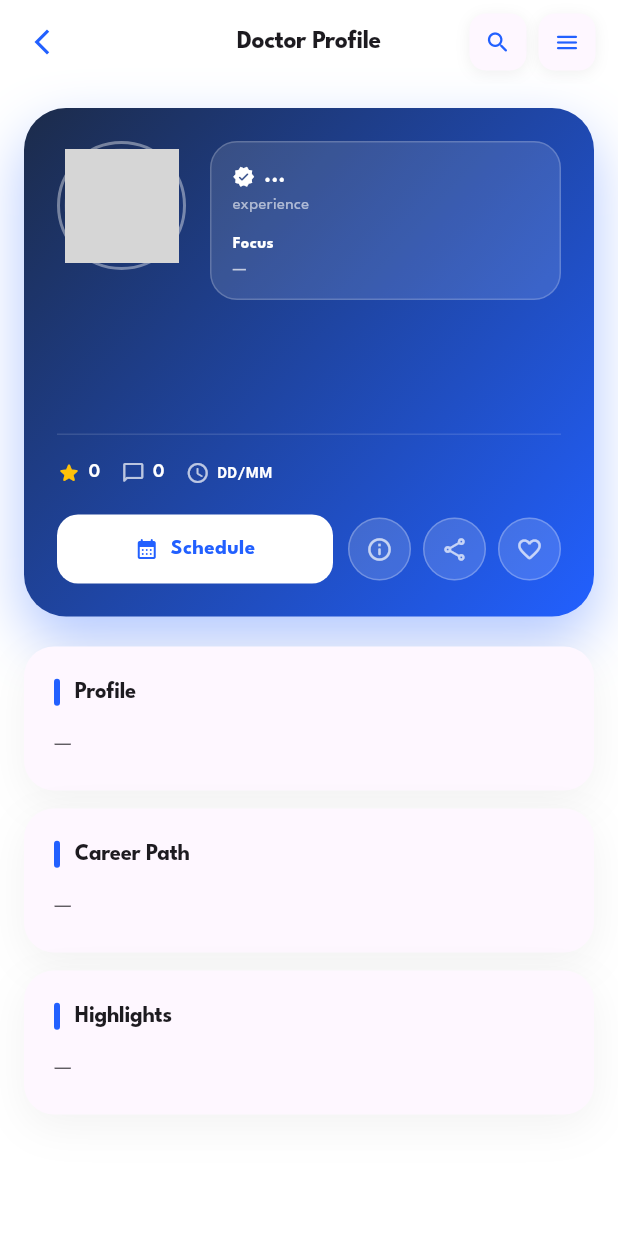
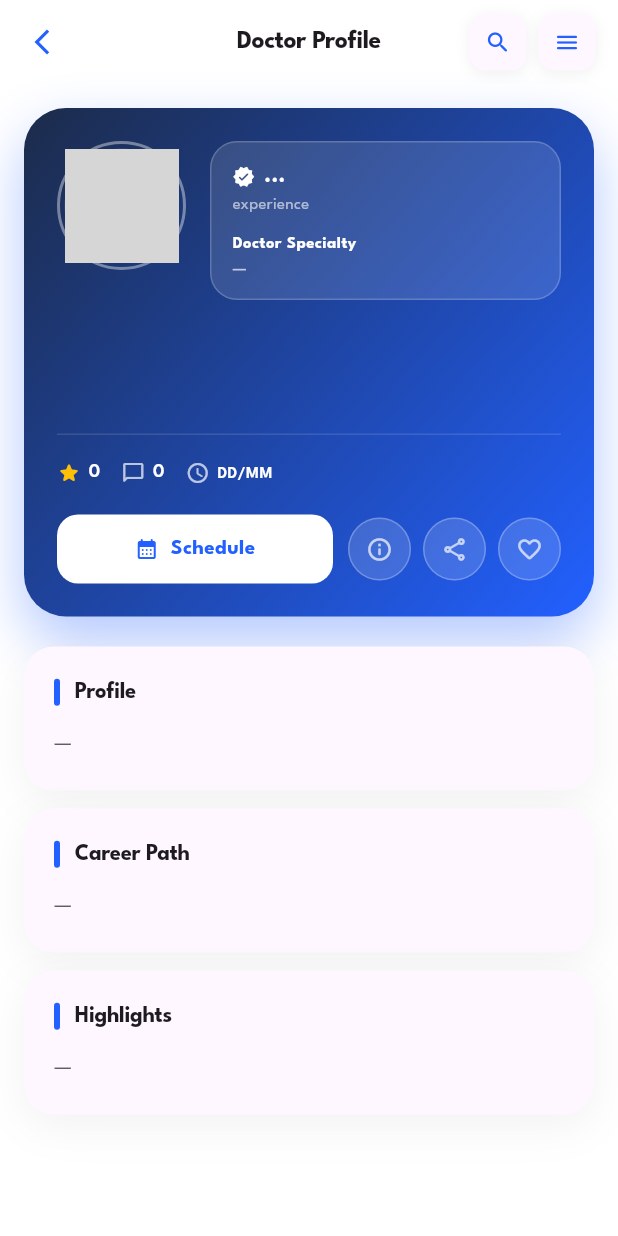
Before and after one commit to NadilGT/skin-firts, a Flutter app: the DoctorInfo screen opened directly with empty values, after a tap on the "share" icon, on a phone screen of 412 x 824 dp. Run offline on Flutter 3.47's test engine with Material 3 defaults, Android fonts, the phone set to English and light mode, and no system bars; our stand-ins replace dio, equatable, firebase_auth, firebase_core, firebase_messaging, flutter_bloc and 6 more; accounts and stored records are empty; generated files the repository leaves out were written again; network calls fail; grey boxes are pictures that could not be loaded.

Commit message:
add localization support with new app_localizations configuration

```diff
--- a/lib/core/localization/app_localizations.dart
+++ b/lib/core/localization/app_localizations.dart
@@ -53,17 +53,17 @@ class AppLocalizations {
       isSinhala ? 'ඔබට කුමන\nඋදව්වක් අවශ්‍යද?' : 'What do you need\nhelp with?';
   String get selectFocusSubtitle =>
       isSinhala
-          ? 'නිවැරදි විශේෂඥ ලබා ගැනීමට\nකේන්ද්‍රය තෝරන්න.'
+          ? 'නිවැරදි විශේෂඥ ලබා ගැනීමට\nවෛද්‍ය විශේෂත්වය තෝරන්න.'
           : 'Select a primary focus to match you\nwith the right specialist.';
-  String get selectFocus => isSinhala ? 'කේන්ද්‍රය තෝරන්න' : 'Select Focus';
+  String get selectFocus => isSinhala ? 'වෛද්‍ය විශේෂත්වය තෝරන්න' : 'Select Doctor Specialty';
   String get chooseAFocus =>
-      isSinhala ? 'කේන්ද්‍රයක් තෝරන්න...' : 'Choose a focus...';
+      isSinhala ? 'වෛද්‍ය විශේෂත්වය තෝරන්න...' : 'Choose a Doctor Specialty...';
   String get availableSpecialists =>
       isSinhala ? 'ලබා ගත හැකි විශේෂඥයෝ' : 'Available Specialists';
   String get noDoctorsAvailable =>
       isSinhala ? 'වෛද්‍යවරු නොමැත' : 'No doctors available';
   String get tryDifferentFocus =>
-      isSinhala ? 'වෙනත් කේන්ද්‍රයක් උත්සාහ කරන්න' : 'Try selecting a different focus';
+      isSinhala ? 'වෙනත් වෛද්‍ය විශේෂත්වයක් උත්සාහ කරන්න' : 'Try selecting a different Doctor Specialty';
   String get yrs => isSinhala ? 'වසර' : 'yrs';
 
   // ── Doctor ───────────────────────────────────────────────────────
@@ -78,7 +78,7 @@ class AppLocalizations {
   String get careerPath => isSinhala ? 'වෘත්තීය මාර්ගය' : 'Career Path';
   String get highlights => isSinhala ? 'ඉස්මතු කිරීම්' : 'Highlights';
   String get experience => isSinhala ? 'අත්දැකීම' : 'experience';
-  String get focus => isSinhala ? 'අවධානය' : 'Focus';
+  String get focus => isSinhala ? 'වෛද්‍ය විශේෂත්වය' : 'Doctor Specialty';
 
   // ── Check Doctor Availability ────────────────────────────────────
   String get checkAvailability =>
@@ -87,8 +87,8 @@ class AppLocalizations {
       isSinhala ? 'ලබා ගත හැකි\nවෛද්‍යවරයෙකු සොයන්න' : 'Find an available\ndoctor';
   String get findAvailableDoctorSub =>
       isSinhala
-          ? 'කේන්ද්‍ර ක්ෂේත්‍රයක් තෝරා, ඔවුන්ගේ\nලබා ගැනීමේ හැකියාව පරීක්ෂා කිරීමට\nවෛද්‍යවරයෙකු තෝරන්න.'
-          : 'Select a focus area, then choose a doctor\nto check their availability.';
+          ? 'වෛද්‍ය විශේෂත්වයක් තෝරා, ඔවුන්ගේ\nලබා ගැනීමේ හැකියාව පරීක්ෂා කිරීමට\nවෛද්‍යවරයෙකු තෝරන්න.'
+          : 'Select a Doctor Specialty, then choose a doctor\nto check their availability.';
   String get selectADoctor =>
       isSinhala ? 'වෛද්‍යවරයෙකු තෝරන්න' : 'Select a Doctor';
   String get check => isSinhala ? 'පරීක්ෂා කරන්න' : 'Check';
@@ -139,13 +139,13 @@ class AppLocalizations {
 
   // ── Find Running Appointment Page ──────────────────────────────────
   String get findRunningAppointment => isSinhala ? 'දැනට පවතින හමුවීම සොයන්න' : 'Find Running Appointment';
-  String get selectAFocusArea => isSinhala ? 'කේන්ද්‍ර ක්ෂේත්‍රයක් තෝරන්න' : 'Select a Focus Area';
+  String get selectAFocusArea => isSinhala ? 'වෛද්‍ය විශේෂත්වය තෝරන්න' : 'Select a Doctor Specialty';
   String get chooseAFocusToSeeDoctors =>
-      isSinhala ? 'දැනට පවතින හමුවීම් ඇති වෛද්‍යවරුන් බැලීමට කේන්ද්‍රයක් තෝරන්න.' : 'Choose a focus to see doctors with currently running appointments.';
+      isSinhala ? 'දැනට පවතින හමුවීම් ඇති වෛද්‍යවරුන් බැලීමට කේන්ද්‍රයක් තෝරන්න.' : 'Choose a Doctor Specialty to see doctors with currently running appointments.';
   String get noDoctorsAvailableForFocus =>
-      isSinhala ? 'මෙම කේන්ද්‍රය සඳහා වෛද්‍යවරුන් නොමැත.' : 'No doctors available for this focus.';
+      isSinhala ? 'මෙම කේන්ද්‍රය සඳහා වෛද්‍යවරුන් නොමැත.' : 'No doctors available for this Doctor Specialty.';
   String get failedToLoadFocus =>
-      isSinhala ? 'කේන්ද්‍රය පූරණය කිරීමට අසමත් විය:' : 'Failed to load focus:';
+      isSinhala ? 'වෛද්‍ය විශේෂත්වය පූරණය කිරීමට අසමත් විය:' : 'Failed to load Doctor Specialty:';
   String get failedToLoadDoctors =>
       isSinhala ? 'වෛද්‍යවරුන් පූරණය කිරීමට අසමත් විය:' : 'Failed to load doctors:';
 
```
